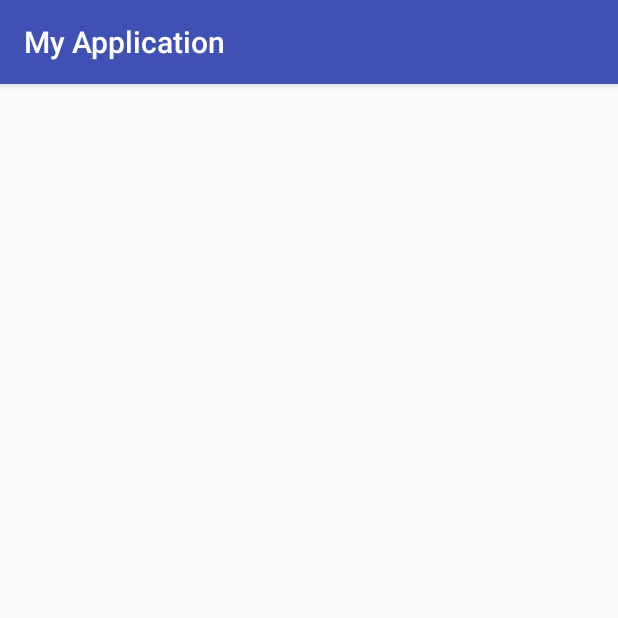
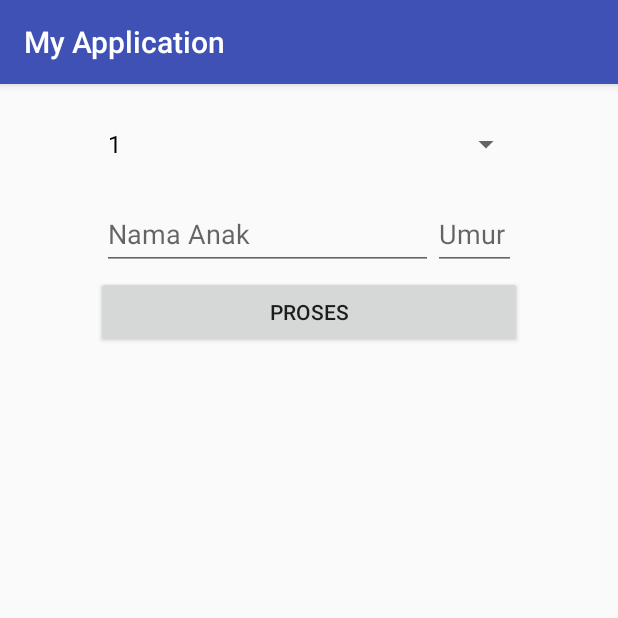
Before and after one commit to kamandaka25/AdvancedWidget1, an Android app: the screen it shows after launch (MainActivity), on a phone screen of 412 x 824 dp, the top half of it. Run offline under Robolectric (Android 15) with nearby library versions, the phone set to English and light mode, and no system bars.

Commit message:
widget programming final part

```diff
--- a/app/build.gradle
+++ b/app/build.gradle
@@ -5,11 +5,11 @@ android {
     buildToolsVersion "23.0.3"
     defaultConfig {
         applicationId "id.sch.smktelkom_mlg.learn.myapplication"
-        minSdkVersion 17
+        minSdkVersion 16
         targetSdkVersion 23
         versionCode 1
         versionName "1.0"
-        testInstrumentationRunner "android.support.test.runner.AndroidJUnitRunner"
+
     }
     buildTypes {
         release {
@@ -21,9 +21,7 @@ android {
 
 dependencies {
     compile fileTree(dir: 'libs', include: ['*.jar'])
-    androidTestCompile('com.android.support.test.espresso:espresso-core:2.2.2', {
-        exclude group: 'com.android.support', module: 'support-annotations'
-    })
+    testCompile 'junit:junit:4.12'
     compile 'com.android.support:appcompat-v7:23.3.0'
-    testCompile 'junit:junit:4.12'
+    compile 'com.android.support:design:23.3.0'
 }
--- a/app/src/main/java/id/sch/smktelkom_mlg/learn/myapplication/MainActivity.java
+++ b/app/src/main/java/id/sch/smktelkom_mlg/learn/myapplication/MainActivity.java
@@ -1,13 +1,92 @@
 package id.sch.smktelkom_mlg.learn.myapplication;
 
+import android.os.Bundle;
 import android.support.v7.app.AppCompatActivity;
-import android.os.Bundle;
+import android.view.LayoutInflater;
+import android.view.View;
+import android.widget.AdapterView;
+import android.widget.ArrayAdapter;
+import android.widget.EditText;
+import android.widget.LinearLayout;
+import android.widget.Spinner;
+import android.widget.TextView;
 
 public class MainActivity extends AppCompatActivity {
+
+    Spinner spJumlah;
+    LinearLayout llAnak;
+    TextView tvHasil;
 
     @Override
     protected void onCreate(Bundle savedInstanceState) {
         super.onCreate(savedInstanceState);
         setContentView(R.layout.activity_main);
+
+        spJumlah = (Spinner) findViewById(R.id.spinnerJumlahAnak);
+        Integer [] arJumlah = new Integer[10];
+        for(int i = 0; i < 10; i++)
+        {
+            arJumlah[i] = i + 1;
+        }
+        ArrayAdapter adapter = new ArrayAdapter<>
+                (this,android.R.layout.simple_spinner_dropdown_item, arJumlah);
+        adapter.setDropDownViewResource(android.R.layout.simple_spinner_dropdown_item);
+        spJumlah.setAdapter(adapter);
+
+        llAnak = (LinearLayout) findViewById(R.id.LinearLayoutAnak);
+        tvHasil = (TextView) findViewById(R.id.textViewHasil);
+
+        findViewById(R.id.buttonProses).setOnClickListener(new View.OnClickListener()
+        {
+            @Override
+            public void onClick(View view)
+            {
+                doProses() ;
+            }
+        });
+
+        spJumlah .setOnItemSelectedListener(new AdapterView.OnItemSelectedListener() {
+
+            @Override
+            public void onItemSelected(AdapterView<?> adapterView, View view, int i, long l) {
+                addEditText((int)spJumlah.getSelectedItem());
+            }
+            @Override
+            public void onNothingSelected(AdapterView<?> adapterView)
+            {
+                //
+            }
+        });
+
+    }
+
+    private void addEditText(int jumlah) {
+        llAnak.removeAllViews();
+        for(int i = 1; i <= jumlah; i++)
+        {
+            View v = LayoutInflater.from(this).inflate(R.layout.layout_anak,llAnak, false);
+            v.setTag("Anak"+i);
+            llAnak.addView(v);
+        }
+    }
+    private void doProses() {
+        int jumlah = (int)spJumlah.getSelectedItem();
+        String hasil = "";
+        for(int i = 1;i <= jumlah; i++)
+        {
+            LinearLayout llNow = (LinearLayout) llAnak.findViewWithTag("Anak"+i);
+
+            EditText etNama = (EditText) llNow.findViewById(R.id.editTextNama);
+            EditText etUmur = (EditText) llNow.findViewById(R.id.editTextUmur);
+
+            String nama = etNama.getText().toString().trim();
+            String umur = etUmur.getText().toString();
+
+            if(umur.isEmpty())
+                umur="0";
+            if(!nama.isEmpty())
+                hasil += "Anak ke-"+i+": "+ nama +" umur "+umur+" tahun\n";
+        }
+        tvHasil.setText(hasil);
     }
 }
--- a/app/src/main/res/layout/activity_main.xml
+++ b/app/src/main/res/layout/activity_main.xml
@@ -1,15 +1,46 @@
 <?xml version="1.0" encoding="utf-8"?>
-<LinearLayout
-    xmlns:android="http://schemas.android.com/apk/res/android"
+<ScrollView xmlns:android="http://schemas.android.com/apk/res/android"
     xmlns:tools="http://schemas.android.com/tools"
-    android:id="@+id/activity_main"
     android:layout_width="match_parent"
     android:layout_height="match_parent"
-    android:paddingBottom="@dimen/activity_vertical_margin"
-    android:paddingLeft="@dimen/activity_horizontal_margin"
-    android:paddingRight="@dimen/activity_horizontal_margin"
-    android:paddingTop="@dimen/activity_vertical_margin"
-    android:orientation="vertical"
-    tools:context="id.sch.smktelkom_mlg.learn.myapplication.MainActivity">
+    android:id="@+id/layout_anak">
 
-</LinearLayout>
+    <LinearLayout xmlns:android="http://schemas.android.com/apk/res/android"
+        xmlns:tools="http://schemas.android.com/tools"
+        android:id="@+id/LinierLayoutMain"
+        android:layout_width="match_parent"
+        android:layout_height="wrap_content"
+        android:orientation="vertical"
+        android:paddingBottom="16dp"
+        android:paddingLeft="64dp"
+        android:paddingRight="64dp"
+        android:paddingTop="16dp"
+        tools:context="id.sch.smktelkom_mlg.learn.myapplication.MainActivity"
+        android:weightSum="1">
+
+        <Spinner
+            android:id="@+id/spinnerJumlahAnak"
+            android:layout_width="match_parent"
+            android:layout_height="wrap_content"/>
+
+        <LinearLayout
+            android:id="@+id/LinearLayoutAnak"
+            android:orientation="vertical"
+            android:layout_width="match_parent"
+            android:layout_height="wrap_content">
+        </LinearLayout>
+
+        <Button
+            android:layout_width="match_parent"
+            android:layout_height="wrap_content"
+            android:text="Proses"
+            android:id="@+id/buttonProses"/>
+
+        <TextView
+            android:layout_width="match_parent"
+            android:layout_height="wrap_content"
+            tools:text="Hasil"
+            android:id="@+id/textViewHasil"/>
+
+    </LinearLayout>
+</ScrollView>
--- /dev/null
+++ b/app/src/main/res/layout/layout_anak.xml
@@ -0,0 +1,33 @@
+<?xml version="1.0" encoding="utf-8"?>
+<LinearLayout xmlns:android="http://schemas.android.com/apk/res/android"
+    android:weightSum="1"
+    android:padding="4dp"
+    android:layout_width="match_parent"
+    android:layout_height="match_parent">
+
+    <android.support.design.widget.TextInputLayout
+        android:layout_weight="0.8"
+        android:layout_width="0dp"
+        android:layout_height="wrap_content">
+
+    <android.support.design.widget.TextInputEditText
+        android:id="@+id/editTextNama"
+        android:hint="Nama Anak"
+        android:layout_width="match_parent"
+        android:layout_height="match_parent"/>
+
+    </android.support.design.widget.TextInputLayout>
+
+    <android.support.design.widget.TextInputLayout
+        android:layout_weight="0.2"
+        android:layout_width="0dp"
+        android:layout_height="wrap_content">
+
+        <android.support.design.widget.TextInputEditText
+            android:id="@+id/editTextUmur"
+            android:hint="Umur"
+            android:maxLength="2"
+            android:layout_width="match_parent"
+            android:layout_height="match_parent"/>
+    </android.support.design.widget.TextInputLayout>
+</LinearLayout>
```
